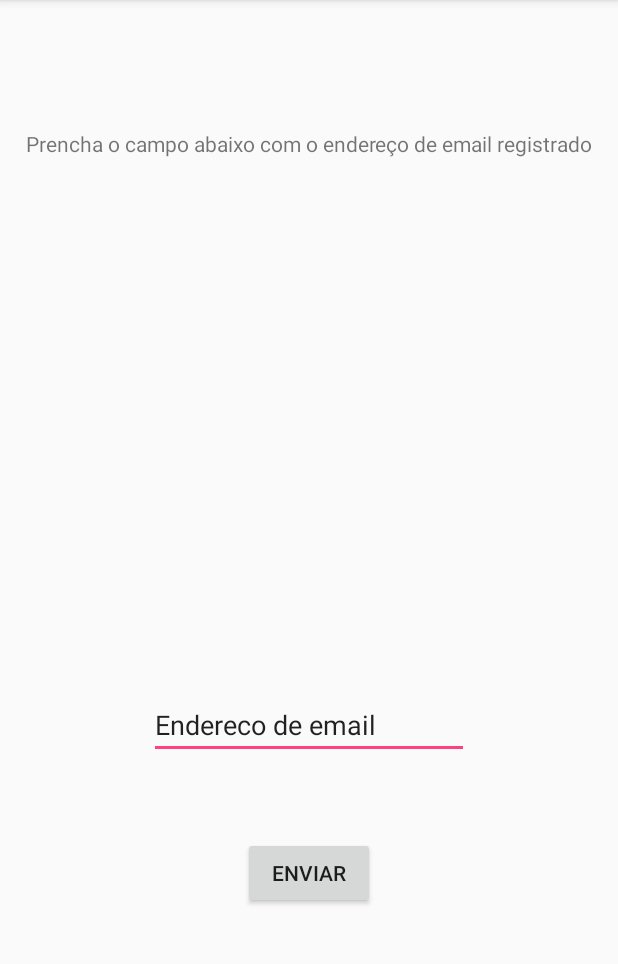
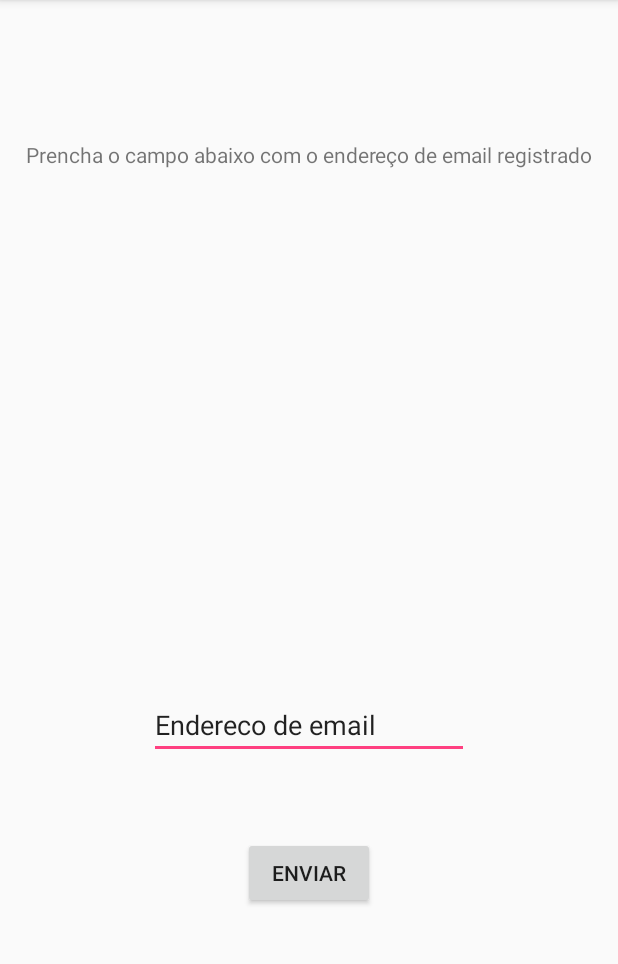
Before and after one commit to AdrianoModa/SocialMedic, an Android app: the TelaEsqueceuSenha screen opened directly, with no data from a screen before it, on a phone screen of 412 x 824 dp, the part 84-1048 px from its top. Run offline under Robolectric (Android 15) with nearby library versions, the phone set to English and light mode, and no system bars.

Commit message:
Tela ESQUECI A SENHA_02

```diff
--- a/app/src/main/res/layout/activity_tela_esqueceu_senha.xml
+++ b/app/src/main/res/layout/activity_tela_esqueceu_senha.xml
@@ -8,12 +8,12 @@
         android:id="@+id/textView"
         android:layout_width="wrap_content"
         android:layout_height="wrap_content"
-        android:layout_alignParentTop="true"
-        android:layout_centerHorizontal="true"
-        android:layout_marginTop="86dp"
+        android:layout_marginTop="93dp"
         android:text="Prencha o campo abaixo com o endereço de email registrado"
         tools:ignore="HardcodedText"
-        tools:text="Prencha o campo abaixo com o endereço de email registrado" />
+        tools:text="Prencha o campo abaixo com o endereço de email registrado"
+        android:layout_alignParentTop="true"
+        android:layout_centerHorizontal="true" />
 
     <EditText
         android:id="@+id/editText4"
```
